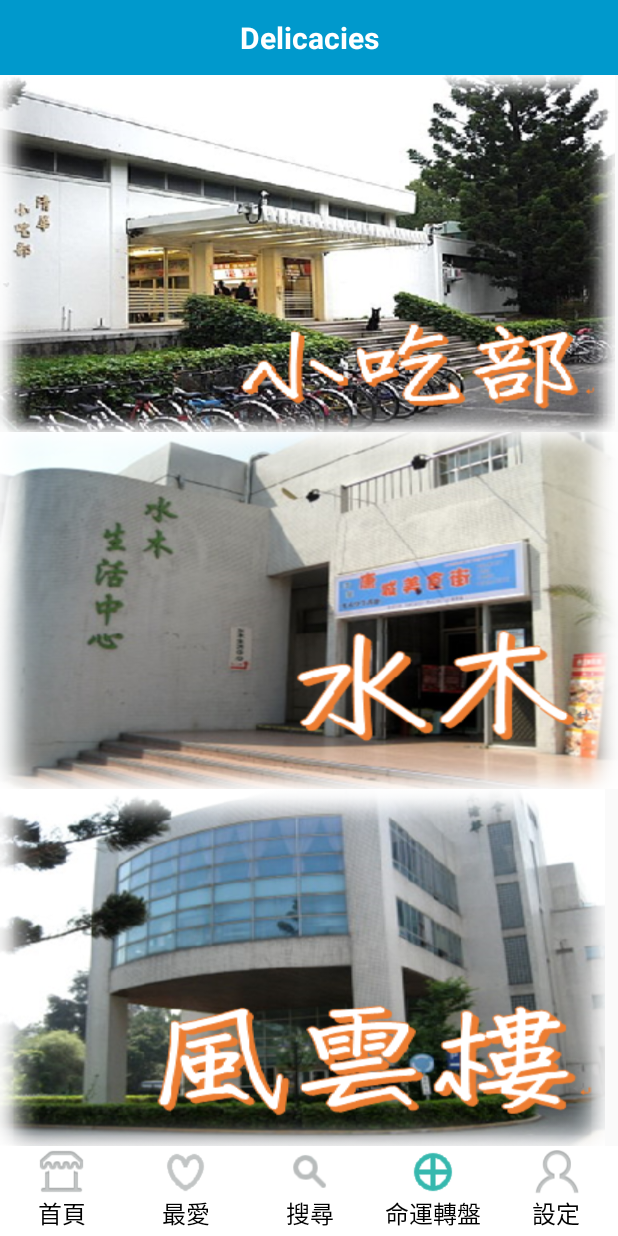
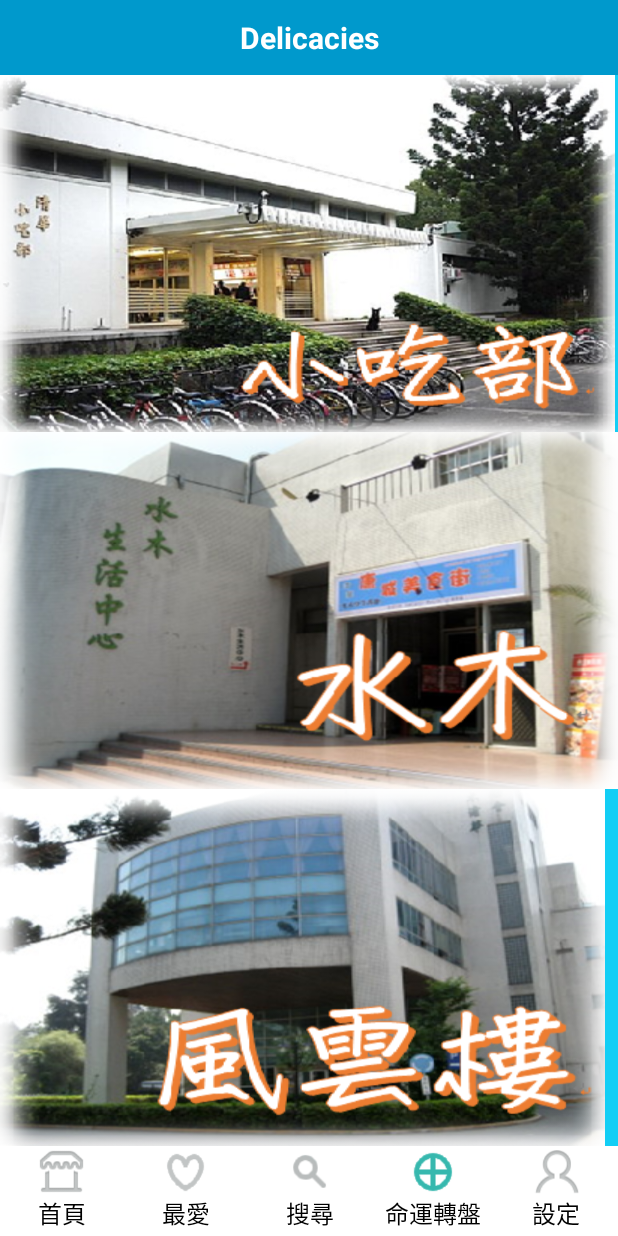
Before and after one commit to LiangWei-Chang/Software_Studio_FinalProject, an Android app: the screen it shows after launch (FragmentTagsActivity), after a tap on "命運轉盤", on a phone screen of 412 x 824 dp. Run offline under Robolectric (Android 15) with nearby library versions, the phone set to English and light mode, and no system bars.

Commit message:
SharePreference added, Change bgcolor finished

```diff
--- a/app/src/main/java/com/software/studio/delicacies/FragmentTagsActivity.java
+++ b/app/src/main/java/com/software/studio/delicacies/FragmentTagsActivity.java
@@ -1,11 +1,11 @@
 package com.software.studio.delicacies;
 
+import android.content.SharedPreferences;
 import android.os.Bundle;
 import android.support.v4.app.Fragment;
 import android.support.v4.app.FragmentActivity;
 import android.support.v4.app.FragmentManager;
 import android.support.v4.app.FragmentTransaction;
-import android.util.Log;
 import android.view.View;
 import android.widget.ImageButton;
 import android.widget.LinearLayout;
@@ -26,14 +26,41 @@ public class FragmentTagsActivity extends FragmentActivity implements View.OnCli
     private List<Fragment> fragments;
     private FragmentManager frmanager;
     private int selected_fragment = 0;
+    private static SharedPreferences settings;
 
     @Override
     protected void onCreate(Bundle savedInstanceState){
         super.onCreate(savedInstanceState);
-        setContentView(R.layout.activity_framement_tags);
+        View view = getLayoutInflater().inflate(R.layout.activity_framement_tags, null);
+        view = CheckBackGroundColor(view);
+        setContentView(view);
         fragments = new ArrayList<Fragment>();
         InitView();
     }
+
+    private View CheckBackGroundColor(View view) {
+        settings = getSharedPreferences("Preference", 0);
+        if(settings.getString("bgcolor", null) == null){
+            view.setBackgroundColor(getResources().getColor(R.color.light_blue));
+        }
+        else if(settings.getString("bgcolor", null).equals("red")){
+            view.setBackgroundColor(getResources().getColor(R.color.bgred));
+        }
+        else if(settings.getString("bgcolor", null).equals("blue")){
+            view.setBackgroundColor(getResources().getColor(R.color.bgblue));
+        }
+        else if(settings.getString("bgcolor", null).equals("green")){
+            view.setBackgroundColor(getResources().getColor(R.color.bggreen));
+        }
+        else if(settings.getString("bgcolor", null).equals("orange")){
+            view.setBackgroundColor(getResources().getColor(R.color.bgorange));
+        }
+        else if(settings.getString("bgcolor", null).equals("purple")){
+            view.setBackgroundColor(getResources().getColor(R.color.bgpurple));
+        }
+        return view;
+    }
+
 
     private void InitView() {
         // 初始化 Tabs
@@ -118,7 +145,6 @@ public class FragmentTagsActivity extends FragmentActivity implements View.OnCli
         FragmentTransaction beginTransaction = frmanager.beginTransaction();
         beginTransaction.remove(fragments.get(selected_fragment));
         beginTransaction.add(R.id.fragment, fragments.get(i));
-
         selected_fragment = i;
         switch (i) {
             case 0:
@@ -149,4 +175,8 @@ public class FragmentTagsActivity extends FragmentActivity implements View.OnCli
         img_wheel.setImageResource(R.drawable.ic_menu_wheel_off);
         img_settings.setImageResource(R.drawable.ic_menu_user_off);
     }
+
+    public static SharedPreferences getPref(){
+        return settings;
+    }
 }
--- a/app/src/main/java/com/software/studio/delicacies/RecycleViewAdapter.java
+++ b/app/src/main/java/com/software/studio/delicacies/RecycleViewAdapter.java
@@ -1,5 +1,7 @@
 package com.software.studio.delicacies;
 
+import android.content.SharedPreferences;
+import android.graphics.Color;
 import android.support.v7.widget.RecyclerView;
 import android.view.LayoutInflater;
 import android.view.View;
@@ -11,6 +13,7 @@ import java.util.ArrayList;
 public class RecycleViewAdapter extends RecyclerView.Adapter<RecycleViewAdapter.ViewHolder> implements View.OnClickListener{
     private ArrayList<String> mDataset;
     private OnRecyclerViewItemClickListener mOnItemClickListener = null;
+    private SharedPreferences settings;
 
     @Override
     public void onClick(View v) {
@@ -42,6 +45,11 @@ public class RecycleViewAdapter extends RecyclerView.Adapter<RecycleViewAdapter.
     public RecycleViewAdapter.ViewHolder onCreateViewHolder(ViewGroup parent, int viewType){
         TextView v = (TextView) LayoutInflater.from(parent.getContext()).inflate(R.layout.list_item, parent, false);
 
+        // Read Text Color
+        settings = FragmentTagsActivity.getPref();
+        if(settings.getString("bgcolor", null) != null){
+            v.setTextColor(Color.WHITE);
+        }
         ViewHolder vh = new ViewHolder(v);
         v.setOnClickListener(this);
         return vh;
--- a/app/src/main/res/layout/fragment_search.xml
+++ b/app/src/main/res/layout/fragment_search.xml
@@ -33,7 +33,7 @@
         android:layout_height="47dp"
         android:textAppearance="?android:attr/textAppearanceSmall"
         android:text="------------------------Search History------------------------"
-        android:id="@+id/textView"
+        android:id="@+id/search_history"
         android:layout_gravity="center_horizontal"
         android:gravity="center_vertical|center_horizontal" />
 
--- a/app/src/main/res/values/colors.xml
+++ b/app/src/main/res/values/colors.xml
@@ -3,4 +3,10 @@
     <color name="colorPrimary">#3F51B5</color>
     <color name="colorPrimaryDark">#303F9F</color>
     <color name="colorAccent">#FF4081</color>
+    <color name="light_blue">#12CEF5</color>
+    <color name="bgred">#FF4646</color>
+    <color name="bgblue">#1E90FF</color>
+    <color name="bggreen">#32CD32</color>
+    <color name="bgorange">#FF4500</color>
+    <color name="bgpurple">#9400D3</color>
 </resources>
--- a/app/src/main/res/values/strings.xml
+++ b/app/src/main/res/values/strings.xml
@@ -7,5 +7,5 @@
     <string name="msg_LocationNameNotFound">Location name not found</string>
     <string name="msg_NotificationOn">Notifications On</string>
     <string name="msg_NotificationOff">Notifications Off</string>
-    <string name="msg_ChangeColor">Changing background color</string>
+    <string name="msg_ChangeColor">Please restart the APP</string>
 </resources>
```
Also changed, not shown: app/src/main/java/com/software/studio/delicacies/fragments/Search.java (+8 -0 lines), app/src/main/java/com/software/studio/delicacies/fragments/Settings.java (+14 -0 lines).
